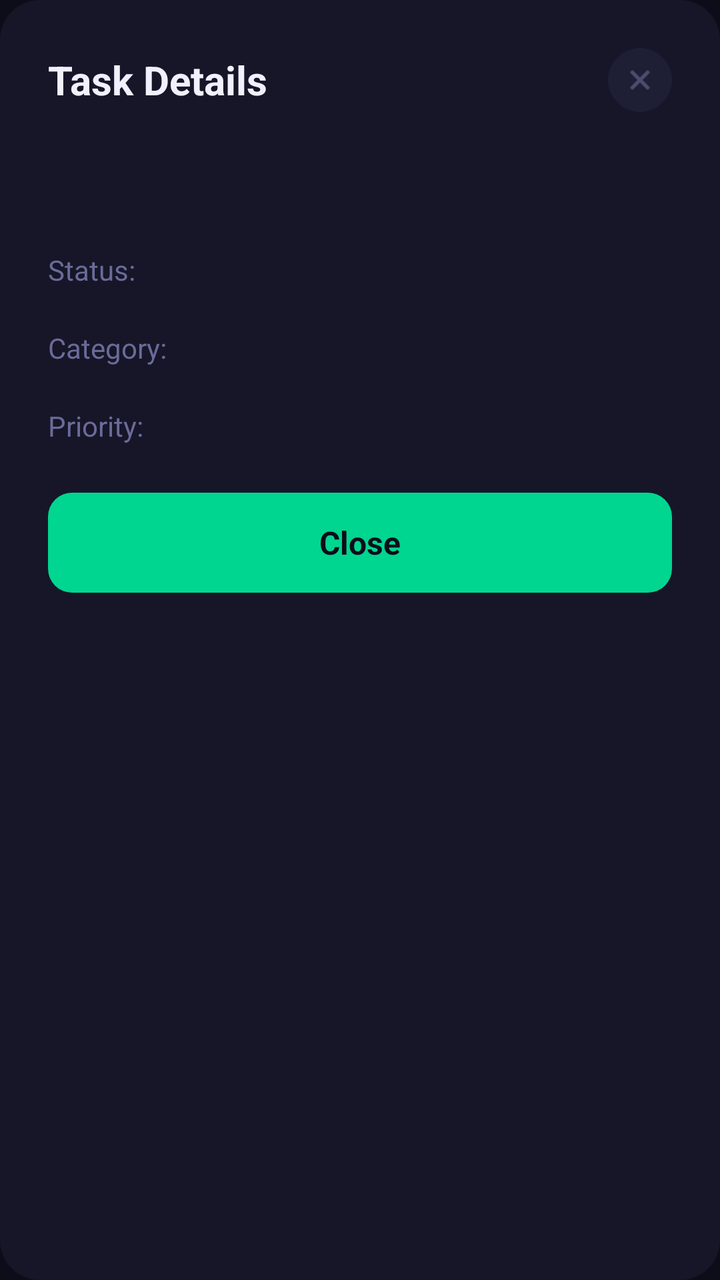
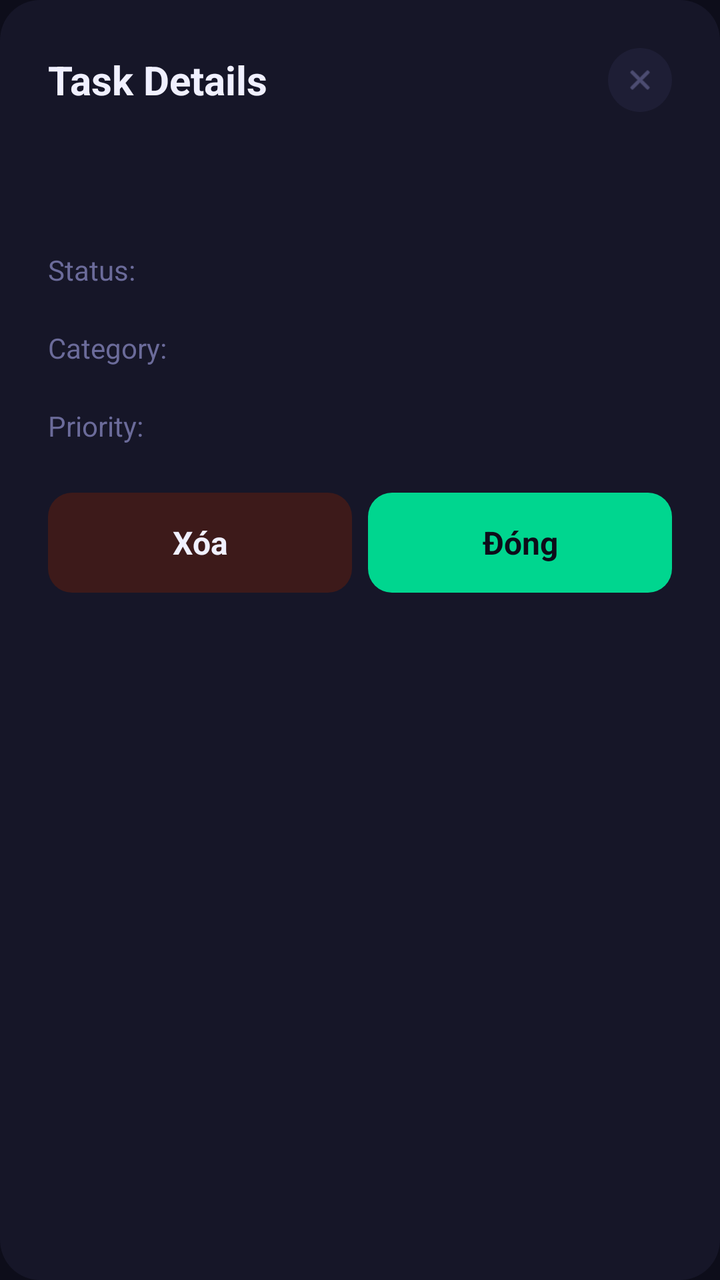

Compare the two renders of this Android layout. The source of the first and the diff that turns it into the second are given below.
<!-- AndroidManifest.xml: application theme Theme.NoteApp -->
<!-- res/layout/dialog_task_detail.xml -->
<?xml version="1.0" encoding="utf-8"?>
<LinearLayout xmlns:android="http://schemas.android.com/apk/res/android"
    android:layout_width="match_parent"
    android:layout_height="wrap_content"
    android:background="@drawable/bg_dialog"
    android:orientation="vertical"
    android:padding="24dp">

    
    <RelativeLayout
        android:layout_width="match_parent"
        android:layout_height="wrap_content"
        android:layout_marginBottom="20dp">

        <TextView
            android:layout_width="wrap_content"
            android:layout_height="wrap_content"
            android:layout_centerVertical="true"
            android:text="Task Details"
            android:textColor="@color/text_primary"
            android:textSize="20sp"
            android:textStyle="bold" />

        <ImageView
            android:id="@+id/btn_close"
            android:layout_width="32dp"
            android:layout_height="32dp"
            android:layout_alignParentEnd="true"
            android:layout_centerVertical="true"
            android:background="@drawable/bg_close_button"
            android:padding="8dp"
            android:src="@android:drawable/ic_menu_close_clear_cancel"
            android:tint="@color/text_secondary" />
    </RelativeLayout>

    
    <TextView
        android:id="@+id/tv_task_title"
        android:layout_width="match_parent"
        android:layout_height="wrap_content"
        android:layout_marginBottom="16dp"
        android:textColor="@color/text_primary"
        android:textSize="22sp"
        android:textStyle="bold" />

    
    <LinearLayout
        android:layout_width="match_parent"
        android:layout_height="wrap_content"
        android:layout_marginBottom="12dp"
        android:gravity="center_vertical"
        android:orientation="horizontal">

        <TextView
            android:layout_width="wrap_content"
            android:layout_height="wrap_content"
            android:text="Status: "
            android:textColor="@color/text_secondary"
            android:textSize="14sp" />

        <TextView
            android:id="@+id/tv_task_status"
            android:layout_width="wrap_content"
            android:layout_height="wrap_content"
            android:paddingStart="10dp"
            android:paddingTop="4dp"
            android:paddingEnd="10dp"
            android:paddingBottom="4dp"
            android:textColor="@color/text_primary"
            android:textSize="14sp" />
    </LinearLayout>

    
    <LinearLayout
        android:layout_width="match_parent"
        android:layout_height="wrap_content"
        android:layout_marginBottom="12dp"
        android:gravity="center_vertical"
        android:orientation="horizontal">

        <TextView
            android:layout_width="wrap_content"
            android:layout_height="wrap_content"
            android:text="Category: "
            android:textColor="@color/text_secondary"
            android:textSize="14sp" />

        <TextView
            android:id="@+id/tv_task_category"
            android:layout_width="wrap_content"
            android:layout_height="wrap_content"
            android:paddingStart="10dp"
            android:paddingTop="4dp"
            android:paddingEnd="10dp"
            android:paddingBottom="4dp"
            android:textColor="@color/text_primary"
            android:textSize="14sp" />
    </LinearLayout>

    
    <LinearLayout
        android:layout_width="match_parent"
        android:layout_height="wrap_content"
        android:layout_marginBottom="20dp"
        android:gravity="center_vertical"
        android:orientation="horizontal">

        <TextView
            android:layout_width="wrap_content"
            android:layout_height="wrap_content"
            android:text="Priority: "
            android:textColor="@color/text_secondary"
            android:textSize="14sp" />

        <TextView
            android:id="@+id/tv_task_priority"
            android:layout_width="wrap_content"
            android:layout_height="wrap_content"
            android:paddingStart="10dp"
            android:paddingTop="4dp"
            android:paddingEnd="10dp"
            android:paddingBottom="4dp"
            android:textColor="@color/text_primary"
            android:textSize="14sp" />
    </LinearLayout>

    
    <TextView
        android:id="@+id/btn_close_dialog"
        android:layout_width="match_parent"
        android:layout_height="50dp"
        android:background="@drawable/bg_button_primary"
        android:gravity="center"
        android:text="Close"
        android:textColor="@color/bg_dark"
        android:textSize="16sp"
        android:textStyle="bold" />

</LinearLayout>
<!-- resources referenced by this layout -->
<resources>
  <color name="bg_dark">#0D0D1A</color>
  <color name="text_primary">#F0F0FF</color>
  <color name="text_secondary">#6B6B9A</color>
  <!-- drawable bg_button_primary (drawable) -->
  <?xml version="1.0" encoding="utf-8"?>
  <shape xmlns:android="http://schemas.android.com/apk/res/android">
      <solid android:color="@color/accent_green" />
      <corners android:radius="12dp" />
  </shape>
  <!-- drawable bg_close_button (drawable) -->
  <?xml version="1.0" encoding="utf-8"?>
  <shape xmlns:android="http://schemas.android.com/apk/res/android"
      android:shape="oval">
      <solid android:color="@color/bg_card_lighter" />
  </shape>
  <!-- drawable bg_dialog (drawable) -->
  <?xml version="1.0" encoding="utf-8"?>
  <shape xmlns:android="http://schemas.android.com/apk/res/android">
      <solid android:color="@color/bg_card" />
      <corners android:radius="20dp" />
  </shape>
  <style name="Theme.NoteApp" parent="Theme.MaterialComponents.DayNight.NoActionBar">
          <item name="colorPrimary">@color/accent_green</item>
          <item name="colorPrimaryVariant">@color/accent_green_dark</item>
          <item name="colorOnPrimary">@color/bg_dark</item>
          <item name="colorSecondary">@color/accent_purple</item>
          <item name="colorSecondaryVariant">@color/accent_purple_light</item>
          <item name="colorOnSecondary">@color/text_primary</item>
          <item name="android:statusBarColor">@color/bg_dark</item>
          <item name="android:navigationBarColor">@color/bg_dark</item>
          <item name="android:windowBackground">@color/bg_dark</item>
      </style>
  <color name="accent_green">#00D68F</color>
  <color name="bg_card_lighter">#1E1E35</color>
  <color name="bg_card">#161628</color>
  <color name="accent_green_dark">#00B377</color>
  <color name="accent_purple">#7C3AED</color>
  <color name="accent_purple_light">#B388FF</color>
</resources>

<!-- the commit's change to res/layout/dialog_task_detail.xml (unified diff, before → after) -->
@@ -125,15 +125,35 @@
     </LinearLayout>
 
     
-    <TextView
-        android:id="@+id/btn_close_dialog"
+    <LinearLayout
         android:layout_width="match_parent"
-        android:layout_height="50dp"
-        android:background="@drawable/bg_button_primary"
-        android:gravity="center"
-        android:text="Close"
-        android:textColor="@color/bg_dark"
-        android:textSize="16sp"
-        android:textStyle="bold" />
+        android:layout_height="wrap_content"
+        android:orientation="horizontal">
+
+        <TextView
+            android:id="@+id/btn_delete_task"
+            android:layout_width="0dp"
+            android:layout_height="50dp"
+            android:layout_marginEnd="8dp"
+            android:layout_weight="1"
+            android:background="@drawable/bg_button_danger"
+            android:gravity="center"
+            android:text="Xóa"
+            android:textColor="@color/text_primary"
+            android:textSize="16sp"
+            android:textStyle="bold" />
+
+        <TextView
+            android:id="@+id/btn_close_dialog"
+            android:layout_width="0dp"
+            android:layout_height="50dp"
+            android:layout_weight="1"
+            android:background="@drawable/bg_button_primary"
+            android:gravity="center"
+            android:text="Đóng"
+            android:textColor="@color/bg_dark"
+            android:textSize="16sp"
+            android:textStyle="bold" />
+    </LinearLayout>
 
 </LinearLayout>
<!-- resource entries referenced after the edit -->
@@ -3,6 +3,12 @@
   <color name="bg_dark">#0D0D1A</color>
   <color name="text_primary">#F0F0FF</color>
   <color name="text_secondary">#6B6B9A</color>
+  <!-- drawable bg_button_danger (drawable) -->
+  <?xml version="1.0" encoding="utf-8"?>
+  <shape xmlns:android="http://schemas.android.com/apk/res/android">
+      <solid android:color="#3D1A1A" />
+      <corners android:radius="12dp" />
+  </shape>
   <!-- drawable bg_button_primary (drawable) -->
   <?xml version="1.0" encoding="utf-8"?>
   <shape xmlns:android="http://schemas.android.com/apk/res/android">
